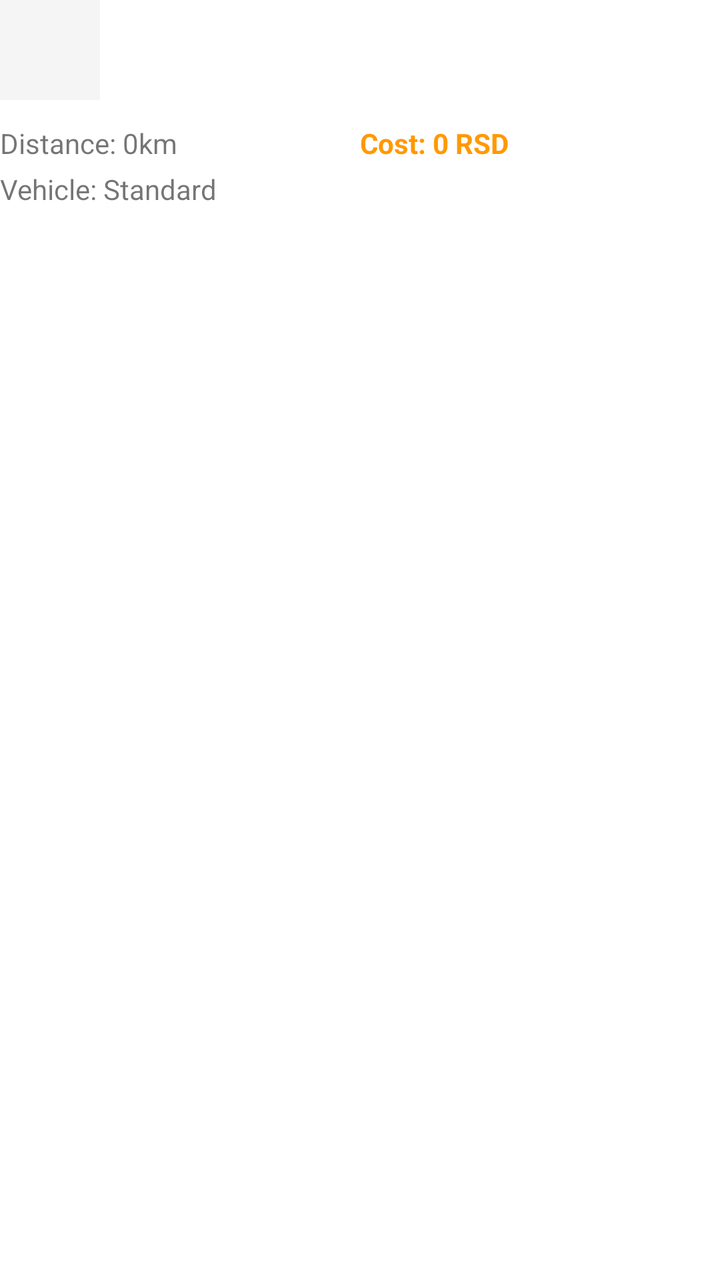
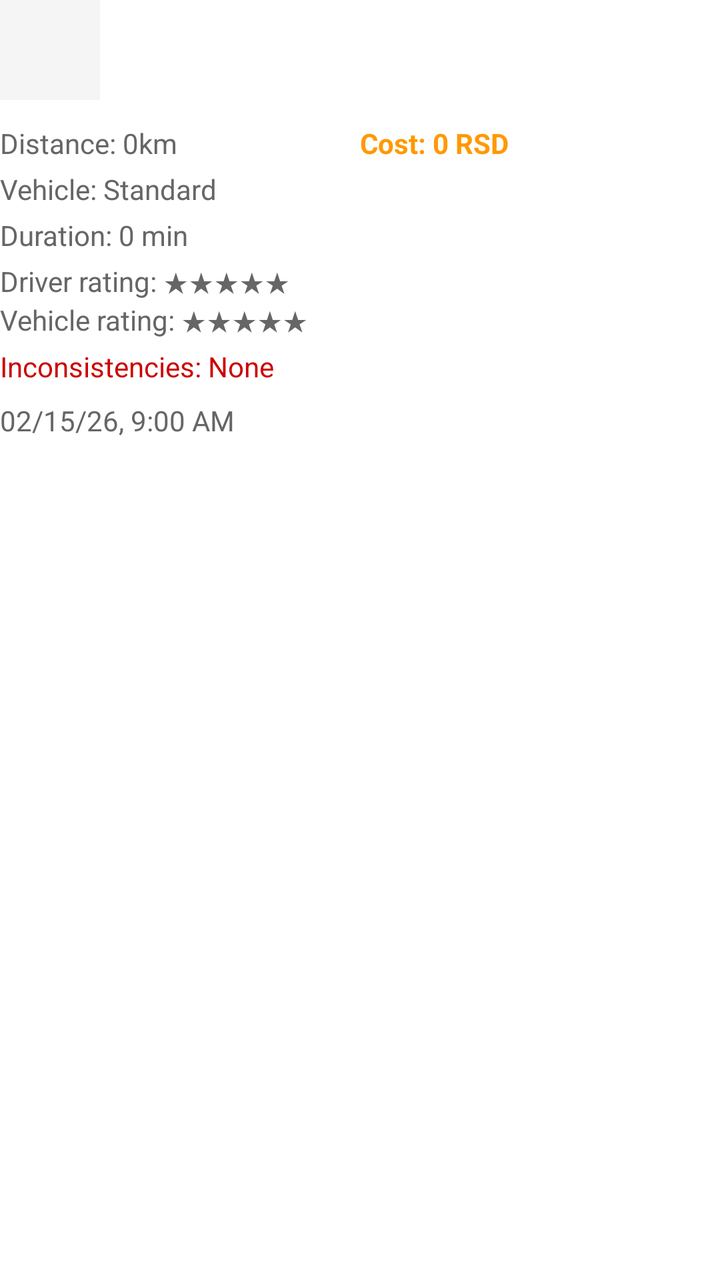

Before-and-after screenshots of an Android layout around one commit, followed by the original layout XML and the change that was made.
<!-- AndroidManifest.xml: application theme Theme.FleetForge -->
<!-- res/layout/layout_ride_details_content.xml -->
<?xml version="1.0" encoding="utf-8"?>
<LinearLayout xmlns:android="http://schemas.android.com/apk/res/android"
    android:layout_width="match_parent"
    android:layout_height="wrap_content"
    android:orientation="vertical">

    <LinearLayout
        android:layout_width="match_parent"
        android:layout_height="wrap_content"
        android:orientation="horizontal"
        android:gravity="center_vertical"
        android:paddingBottom="12dp">

        <com.google.android.material.imageview.ShapeableImageView
            android:id="@+id/iv_driver_img"
            android:layout_width="50dp"
            android:layout_height="50dp"
            android:scaleType="centerCrop"
            android:background="@color/background_gray" />

        <LinearLayout
            android:layout_width="0dp"
            android:layout_height="wrap_content"
            android:layout_weight="1"
            android:layout_marginStart="12dp"
            android:orientation="vertical">

            <TextView
                android:id="@+id/tv_driver_name"
                android:layout_width="wrap_content"
                android:layout_height="wrap_content"
                android:textStyle="bold"
                android:textColor="@color/text_primary" />

            <TextView
                android:id="@+id/tv_driver_phone"
                android:layout_width="wrap_content"
                android:layout_height="wrap_content"
                android:textColor="@color/text_secondary" />
        </LinearLayout>
    </LinearLayout>

    <LinearLayout
        android:layout_width="match_parent"
        android:layout_height="wrap_content"
        android:orientation="horizontal"
        android:weightSum="2">

        <TextView
            android:id="@+id/tv_detail_distance"
            android:layout_width="0dp"
            android:layout_height="wrap_content"
            android:layout_weight="1"
            android:text="Distance: 0km" />

        <TextView
            android:id="@+id/tv_detail_price"
            android:layout_width="0dp"
            android:layout_height="wrap_content"
            android:layout_weight="1"
            android:textStyle="bold"
            android:textColor="@color/colorPrimary"
            android:text="Cost: 0 RSD" />
    </LinearLayout>

    <TextView
        android:id="@+id/tv_detail_vehicle"
        android:layout_width="wrap_content"
        android:layout_height="wrap_content"
        android:layout_marginTop="4dp"
        android:text="Vehicle: Standard" />

</LinearLayout>
<!-- resources referenced by this layout -->
<resources>
  <color name="background_gray">#F5F5F5</color>
  <color name="colorPrimary">#FF9900</color>
  <color name="text_primary">#333333</color>
  <color name="text_secondary">#666666</color>
  <style name="Theme.FleetForge" parent="Theme.MaterialComponents.DayNight.NoActionBar">
          <item name="colorPrimary">@color/primary_orange</item>
          <item name="colorPrimaryVariant">@color/primary_orange_dark</item>
          <item name="colorOnPrimary">@color/white</item>
  
          <item name="colorSecondary">@color/secondary_teal</item>
          <item name="colorSecondaryVariant">@color/secondary_teal</item>
          <item name="colorOnSecondary">@color/white</item>
  
          <item name="colorError">@color/error</item>
          <item name="colorOnError">@color/white</item>
  
          <item name="colorSurface">@color/white</item>
          <item name="colorOnSurface">@color/black</item>
  
          <item name="android:colorBackground">@color/background_white</item>
  
          <item name="android:statusBarColor">?attr/colorPrimaryVariant</item>
  
          <item name="android:textColorPrimary">@color/text_primary</item>
          <item name="android:textColorSecondary">@color/text_secondary</item>
  
          <item name="colorControlHighlight">@color/background_gray</item>
      </style>
  <color name="primary_orange">#FF9900</color>
  <color name="primary_orange_dark">#DB8709</color>
  <color name="white">#FFFFFF</color>
  <color name="secondary_teal">#3E5855</color>
  <color name="error">#F44336</color>
  <color name="black">#000000</color>
  <color name="background_white">#FFFFFF</color>
</resources>

<!-- the commit's change to res/layout/layout_ride_details_content.xml (unified diff, before → after) -->
@@ -37,6 +37,7 @@
                 android:layout_width="wrap_content"
                 android:layout_height="wrap_content"
                 android:textColor="@color/text_secondary" />
+
         </LinearLayout>
     </LinearLayout>
 
@@ -51,6 +52,7 @@
             android:layout_width="0dp"
             android:layout_height="wrap_content"
             android:layout_weight="1"
+            android:textColor="@color/text_secondary"
             android:text="Distance: 0km" />
 
         <TextView
@@ -68,6 +70,50 @@
         android:layout_width="wrap_content"
         android:layout_height="wrap_content"
         android:layout_marginTop="4dp"
-        android:text="Vehicle: Standard" />
+        android:text="Vehicle: Standard"
+        android:textColor="@color/text_secondary" />
+    
+    <TextView
+        android:id="@+id/tv_detail_duration"
+        android:layout_width="wrap_content"
+        android:layout_height="wrap_content"
+        android:layout_marginTop="4dp"
+        android:text="Duration: 0 min"
+        android:textColor="@color/text_secondary" />
+
+    
+    <TextView
+        android:id="@+id/tv_driver_rating"
+        android:layout_width="wrap_content"
+        android:layout_height="wrap_content"
+        android:layout_marginTop="4dp"
+        android:text="Driver rating: ★★★★★"
+        android:textColor="@color/text_secondary" />
+
+    <TextView
+        android:id="@+id/tv_vehicle_rating"
+        android:layout_width="wrap_content"
+        android:layout_height="wrap_content"
+        android:text="Vehicle rating: ★★★★★"
+        android:textColor="@color/text_secondary"/>
+
+    
+    <TextView
+        android:id="@+id/tv_inconsistencies"
+        android:layout_width="wrap_content"
+        android:layout_height="wrap_content"
+        android:layout_marginTop="4dp"
+        android:textColor="@android:color/holo_red_dark"
+        android:text="Inconsistencies: None" />
+
+    
+    <TextView
+        android:id="@+id/tv_detail_datetime"
+        android:layout_width="wrap_content"
+        android:layout_height="wrap_content"
+        android:layout_marginTop="8dp"
+        android:textColor="@color/text_secondary"
+        android:text="02/15/26, 9:00 AM" />
+
 
 </LinearLayout>
